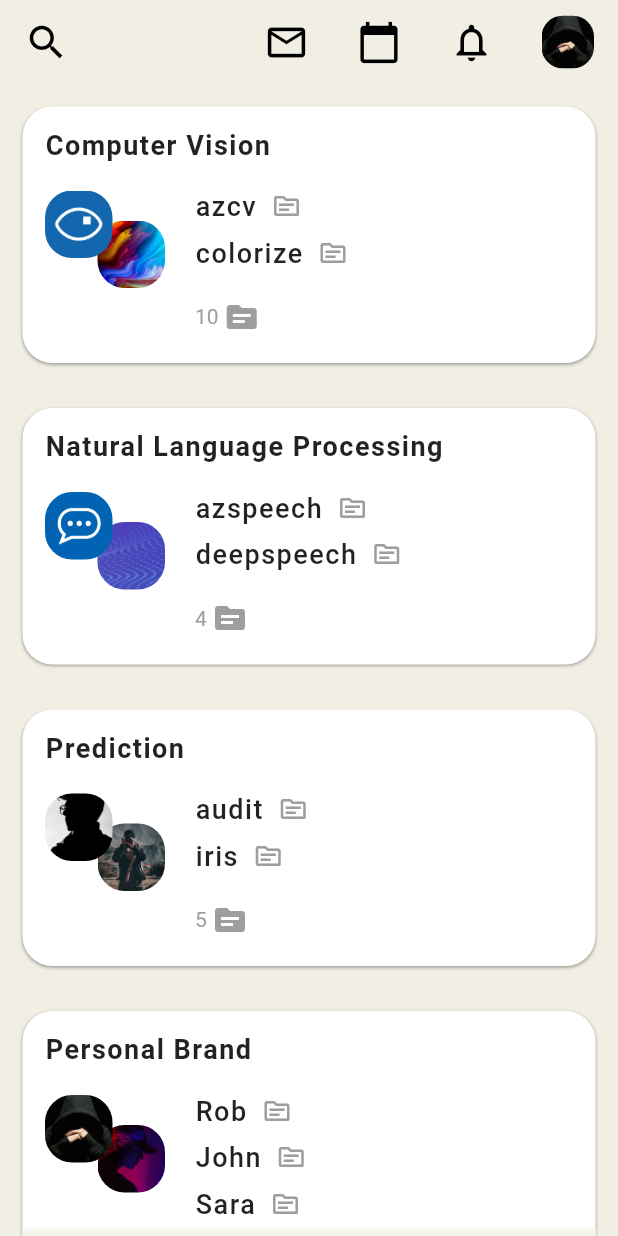
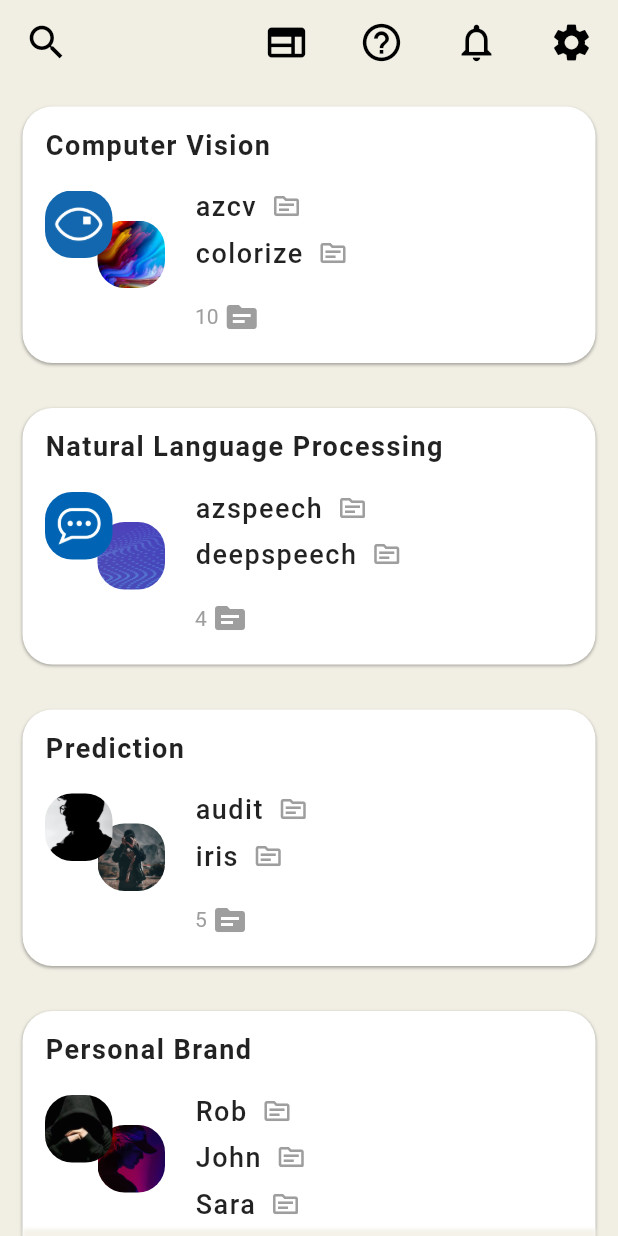
Before and after one commit to gjwgit/mlflutter, a Flutter app: the HomeScreen screen opened directly, on a phone screen of 412 x 824 dp. Run offline on Flutter 3.47's test engine with Material 2 defaults, Android fonts, the phone set to English and light mode, and no system bars; our stand-ins replace page_transition; missing offline and left inert: clubhouse; statements that could not run were skipped.

Commit message:
Update icons.

```diff
--- a/lib/Screens/HomeScreen.dart
+++ b/lib/Screens/HomeScreen.dart
@@ -33,12 +33,12 @@ class _HomeScreenState extends State<HomeScreen> {
                       mainAxisAlignment: MainAxisAlignment.spaceBetween,
                       children: [
                         Icon(
-                          Icons.email_outlined,
+                          Icons.web_outlined,
                           color: Colors.black,
                           size: 30,
                         ),
                         Icon(
-                          Icons.calendar_today,
+                          Icons.help_outline,
                           color: Colors.black,
                           size: 30,
                         ),
@@ -47,10 +47,10 @@ class _HomeScreenState extends State<HomeScreen> {
                           color: Colors.black,
                           size: 30,
                         ),
-                        ImageContainer(
-                          height: 35,
-                          width: 35,
-                          image: 'assets/c1.jpg',
+                        Icon(
+                          Icons.settings,
+                          color: Colors.black,
+                          size: 30,
                         ),
                       ],
                     ),
```
